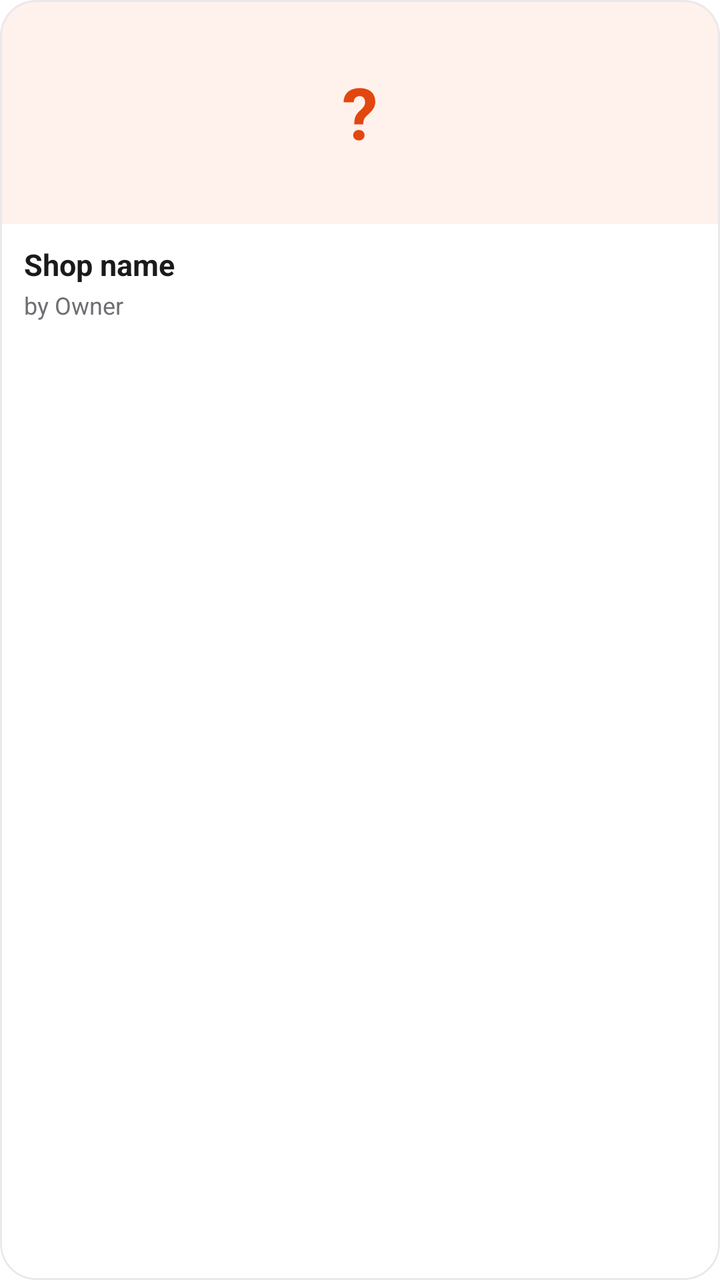
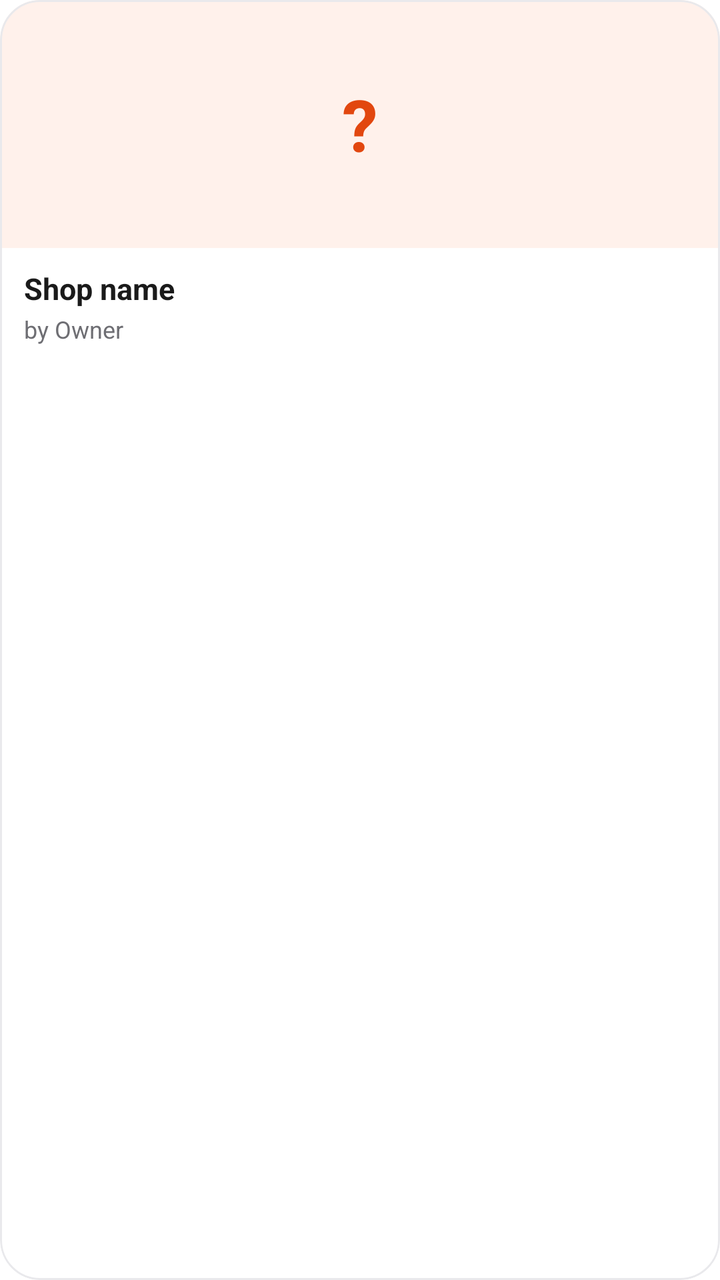

An Android layout rendered at two revisions. The XML below is the earlier revision; the diff shows what the commit changed to produce the second picture.
<!-- AndroidManifest.xml: application theme Theme.SignalingFoodApp -->
<!-- res/layout/item_shop.xml -->
<?xml version="1.0" encoding="utf-8"?>
<com.google.android.material.card.MaterialCardView xmlns:android="http://schemas.android.com/apk/res/android"
    xmlns:app="http://schemas.android.com/apk/res-auto"
    android:layout_width="match_parent"
    android:layout_height="wrap_content"
    android:layout_margin="6dp"
    android:clickable="true"
    android:focusable="true"
    app:cardBackgroundColor="@color/background"
    app:cardCornerRadius="18dp"
    app:cardElevation="0dp"
    app:strokeColor="@color/divider"
    app:strokeWidth="1dp">

    <LinearLayout
        android:layout_width="match_parent"
        android:layout_height="wrap_content"
        android:orientation="vertical">

        
        <FrameLayout
            android:layout_width="match_parent"
            android:layout_height="112dp"
            android:background="@color/brand_soft">

            <TextView
                android:id="@+id/tvShopInitial"
                android:layout_width="match_parent"
                android:layout_height="match_parent"
                android:gravity="center"
                android:text="?"
                android:textColor="@color/brand_dark"
                android:textSize="36sp"
                android:textStyle="bold" />

            <ImageView
                android:id="@+id/ivShopPhoto"
                android:layout_width="match_parent"
                android:layout_height="match_parent"
                android:contentDescription="Shop photo"
                android:scaleType="centerCrop" />
        </FrameLayout>

        <LinearLayout
            android:layout_width="match_parent"
            android:layout_height="wrap_content"
            android:orientation="vertical"
            android:paddingHorizontal="12dp"
            android:paddingTop="10dp"
            android:paddingBottom="12dp">

            <TextView
                android:id="@+id/tvShopName"
                android:layout_width="match_parent"
                android:layout_height="wrap_content"
                android:ellipsize="end"
                android:maxLines="1"
                android:text="Shop name"
                android:textColor="@color/text_primary"
                android:textSize="15sp"
                android:textStyle="bold" />

            <TextView
                android:id="@+id/tvShopOwner"
                android:layout_width="match_parent"
                android:layout_height="wrap_content"
                android:layout_marginTop="2dp"
                android:ellipsize="end"
                android:maxLines="1"
                android:text="by Owner"
                android:textColor="@color/text_secondary"
                android:textSize="12sp" />
        </LinearLayout>
    </LinearLayout>
</com.google.android.material.card.MaterialCardView>
<!-- resources referenced by this layout -->
<resources>
  <color name="background">#FFFFFF</color>
  <color name="brand_dark">#E2470F</color>
  <color name="brand_soft">#FFF1EB</color>
  <color name="divider">#E9E9EC</color>
  <color name="text_primary">#1A1A1A</color>
  <color name="text_secondary">#6E6E73</color>
  <style name="Theme.SignalingFoodApp" parent="Base.Theme.SignalingFoodApp" />
  <style name="Base.Theme.SignalingFoodApp" parent="Theme.Material3.Light.NoActionBar">
          <item name="colorPrimary">@color/brand</item>
          <item name="colorOnPrimary">@color/white</item>
          <item name="colorPrimaryContainer">@color/brand_soft</item>
          <item name="colorOnPrimaryContainer">@color/brand_dark</item>
          <item name="colorSecondary">@color/brand</item>
          <item name="colorSecondaryContainer">@color/brand_soft</item>
          <item name="colorOnSecondaryContainer">@color/brand_dark</item>
          <item name="colorSurface">@color/background</item>
          <item name="colorOnSurface">@color/text_primary</item>
          <item name="colorError">@color/error</item>
  
          <item name="android:colorBackground">@color/background</item>
          <item name="android:windowBackground">@color/background</item>
          <item name="android:statusBarColor">@color/background</item>
          <item name="android:navigationBarColor">@color/background</item>
          <item name="android:windowLightStatusBar">true</item>
          <item name="android:windowLightNavigationBar" tools:targetApi="27">true</item>
  
          
          <item name="materialButtonStyle">@style/Widget.App.Button</item>
          <item name="textInputStyle">@style/Widget.App.TextInput</item>
      </style>
  <color name="brand">#FF5A1F</color>
  <color name="white">#FFFFFFFF</color>
  <color name="error">#D93025</color>
  <style name="Widget.App.Button" parent="Widget.Material3.Button">
          <item name="android:minHeight">56dp</item>
          <item name="android:insetTop">0dp</item>
          <item name="android:insetBottom">0dp</item>
          <item name="android:textSize">16sp</item>
          <item name="android:textAllCaps">false</item>
          <item name="android:fontFamily">sans-serif-medium</item>
          <item name="cornerRadius">14dp</item>
      </style>
  <style name="Widget.App.TextInput" parent="Widget.Material3.TextInputLayout.OutlinedBox">
          <item name="boxCornerRadiusTopStart">14dp</item>
          <item name="boxCornerRadiusTopEnd">14dp</item>
          <item name="boxCornerRadiusBottomStart">14dp</item>
          <item name="boxCornerRadiusBottomEnd">14dp</item>
          <item name="boxStrokeColor">@color/input_stroke</item>
          <item name="boxStrokeWidth">1dp</item>
          <item name="boxStrokeWidthFocused">2dp</item>
          <item name="hintTextColor">@color/brand</item>
          <item name="boxBackgroundColor">@color/background</item>
      </style>
</resources>

<!-- the commit's change to res/layout/item_shop.xml (unified diff, before → after) -->
@@ -7,7 +7,7 @@
     android:clickable="true"
     android:focusable="true"
     app:cardBackgroundColor="@color/background"
-    app:cardCornerRadius="18dp"
+    app:cardCornerRadius="20dp"
     app:cardElevation="0dp"
     app:strokeColor="@color/divider"
     app:strokeWidth="1dp">
@@ -20,7 +20,7 @@
         
         <FrameLayout
             android:layout_width="match_parent"
-            android:layout_height="112dp"
+            android:layout_height="124dp"
             android:background="@color/brand_soft">
 
             <TextView
<!-- resource entries referenced after the edit -->
@@ -34,13 +34,15 @@
   <color name="white">#FFFFFFFF</color>
   <color name="error">#D93025</color>
   <style name="Widget.App.Button" parent="Widget.Material3.Button">
-          <item name="android:minHeight">56dp</item>
+          <item name="android:minHeight">54dp</item>
           <item name="android:insetTop">0dp</item>
           <item name="android:insetBottom">0dp</item>
           <item name="android:textSize">16sp</item>
           <item name="android:textAllCaps">false</item>
           <item name="android:fontFamily">sans-serif-medium</item>
-          <item name="cornerRadius">14dp</item>
+          <item name="cornerRadius">28dp</item>
+          <item name="backgroundTint">@color/brand</item>
+          <item name="android:letterSpacing">0.01</item>
       </style>
   <style name="Widget.App.TextInput" parent="Widget.Material3.TextInputLayout.OutlinedBox">
           <item name="boxCornerRadiusTopStart">14dp</item>
